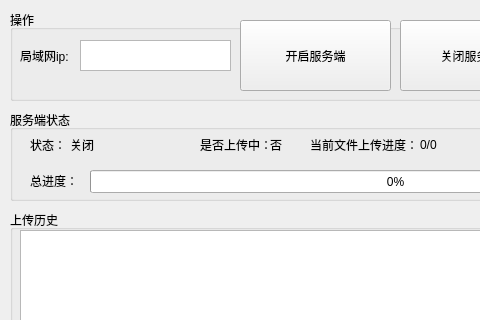
Before: the Qt Designer form form.ui in a2824256/Python-Tcp-Upload-Server, drawn with Qt 5; both pictures show x 0 to 480 and y 0 to 320 of the 719 by 490 pixel window.
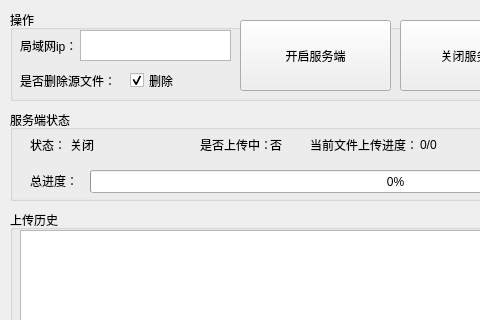
After: the same form once the commit is applied.

Commit message: 【update】 1. add source files delete control function

Diff of the .ui file:
```diff
--- a/form.ui
+++ b/form.ui
@@ -185,7 +185,7 @@
     <property name="geometry">
      <rect>
       <x>70</x>
-      <y>30</y>
+      <y>20</y>
       <width>151</width>
       <height>31</height>
      </rect>
@@ -195,13 +195,42 @@
     <property name="geometry">
      <rect>
       <x>10</x>
-      <y>30</y>
+      <y>20</y>
       <width>61</width>
       <height>31</height>
      </rect>
     </property>
     <property name="text">
-     <string>局域网ip:</string>
+     <string>局域网ip：</string>
+    </property>
+   </widget>
+   <widget class="QCheckBox" name="checkBox">
+    <property name="geometry">
+     <rect>
+      <x>120</x>
+      <y>50</y>
+      <width>71</width>
+      <height>41</height>
+     </rect>
+    </property>
+    <property name="text">
+     <string>删除</string>
+    </property>
+    <property name="checked">
+     <bool>true</bool>
+    </property>
+   </widget>
+   <widget class="QLabel" name="label_7">
+    <property name="geometry">
+     <rect>
+      <x>10</x>
+      <y>50</y>
+      <width>111</width>
+      <height>41</height>
+     </rect>
+    </property>
+    <property name="text">
+     <string>是否删除源文件：</string>
     </property>
    </widget>
   </widget>
```
The commit also changes 1 other file.
